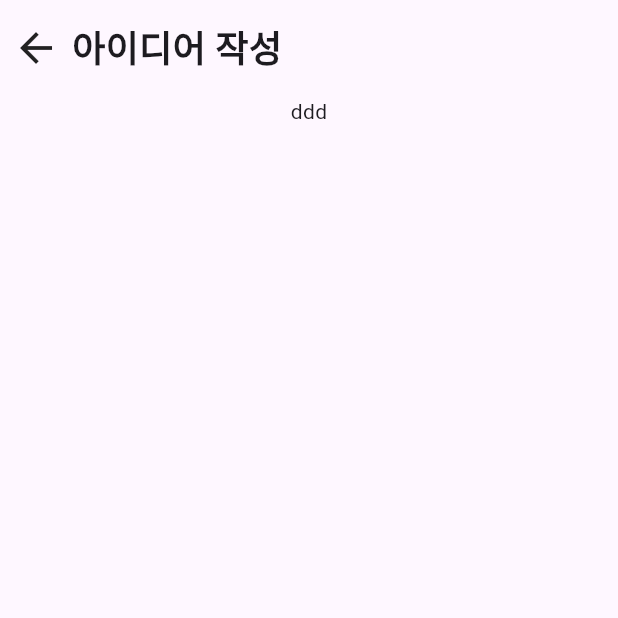
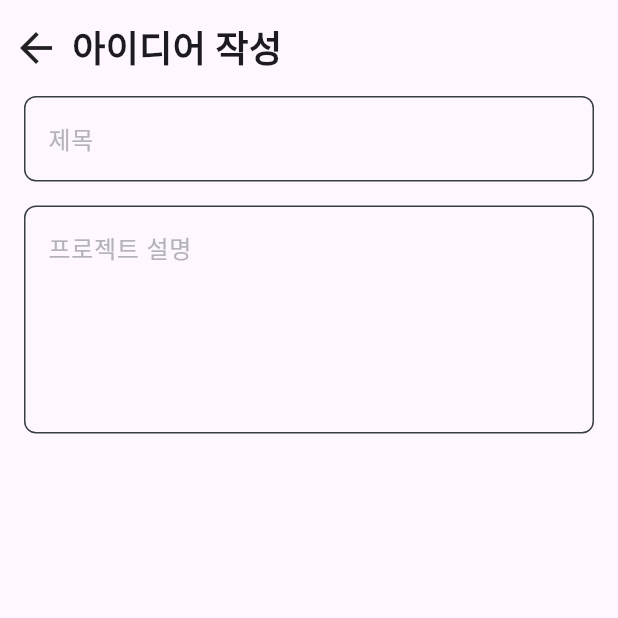
Before and after one commit to jaekyung-you/bring, a Flutter app: the IdeaWriteScreen screen opened by its route, on a phone screen of 412 x 824 dp, the top half of it. Run offline on Flutter 3.47's test engine with Material 3 defaults, Android fonts, the light colour scheme and no system bars; our stand-ins replace flutter_animate, get, smooth_page_indicator; network calls fail; Roboto replaces fonts that are missing (Pretendard).

Commit message:
공통 텍스트필드 및 텍스트폼 추가, 레이아웃 수정

```diff
--- /dev/null
+++ b/lib/common/bring_textfield.dart
@@ -0,0 +1,45 @@
+import 'package:bring/const/app_config.dart';
+import 'package:flutter/material.dart';
+
+import '../const/theme.dart';
+
+class BringTextField extends StatefulWidget {
+  final String titleText;
+  final String hintText;
+  final int maxLenth;
+
+  const BringTextField({super.key, required this.titleText, required this.hintText, required this.maxLenth});
+
+  @override
+  State<BringTextField> createState() => _BringTextFieldState();
+}
+
+class _BringTextFieldState extends State<BringTextField> {
+  final BorderRadius borderRadius = BorderRadius.circular(AppConfig.borderRadiusSub);
+
+  @override
+  Widget build(BuildContext context) {
+    return TextField(
+      maxLength: widget.maxLenth,
+      decoration: InputDecoration(
+        counterText: '',
+        hintText: widget.hintText,
+        labelText: widget.titleText,
+        labelStyle: TextStyle(color: BringColor.grey02),
+        hintStyle: TextStyle(color: BringColor.grey02),
+        enabledBorder: OutlineInputBorder(
+          borderRadius: borderRadius,
+          borderSide: BorderSide(color: BringColor.grey01),
+        ),
+        focusedBorder: OutlineInputBorder(
+          borderRadius: borderRadius,
+          borderSide: BorderSide(color: BringColor.navy02),
+        ),
+        errorBorder: OutlineInputBorder(
+          borderRadius: borderRadius,
+          borderSide: BorderSide(color: BringColor.red),
+        ),
+      ),
+    );
+  }
+}
--- /dev/null
+++ b/lib/common/bring_textformfield.dart
@@ -0,0 +1,48 @@
+import 'package:flutter/material.dart';
+
+import '../const/app_config.dart';
+import '../const/theme.dart';
+
+class BringTextformfield extends StatefulWidget {
+  final String titleText;
+  final String hintText;
+  final int maxLenth;
+
+  const BringTextformfield({super.key, required this.titleText, required this.hintText, required this.maxLenth});
+
+  @override
+  State<BringTextformfield> createState() => _BringTextformfieldState();
+}
+
+class _BringTextformfieldState extends State<BringTextformfield> {
+  final BorderRadius borderRadius = BorderRadius.circular(AppConfig.borderRadiusSub);
+
+  @override
+  Widget build(BuildContext context) {
+    return TextFormField(
+        maxLines: 5, // 여러 줄 입력 가능
+        decoration: InputDecoration(
+          hintText: widget.hintText,
+          alignLabelWithHint: true, // labelText를 입력 필드의 상단에 고정
+          labelText: widget.titleText,
+          labelStyle: TextStyle(color: BringColor.grey02),
+          hintStyle: TextStyle(color: BringColor.grey02),
+          enabledBorder: OutlineInputBorder(
+            borderRadius: borderRadius,
+            borderSide: BorderSide(color: BringColor.grey01),
+          ),
+          focusedBorder: OutlineInputBorder(
+            borderRadius: borderRadius,
+            borderSide: BorderSide(color: BringColor.navy02),
+          ),
+          errorBorder: OutlineInputBorder(
+            borderRadius: borderRadius,
+            borderSide: BorderSide(color: BringColor.red),
+          ),
+        )
+        // decoration: InputDecoration(
+        //   hintText: 'Enter your message',
+        // ),
+        );
+  }
+}
--- a/lib/const/theme.dart
+++ b/lib/const/theme.dart
@@ -1,7 +1,6 @@
 import 'dart:ui';
 
 class BringColor {
-
   static const primaryNavy = Color(0xff233B6E);
   static const navy01 = Color(0xff201E43);
   static const navy02 = Color(0xff1C3879);
@@ -16,4 +15,6 @@ class BringColor {
   static const grey05 = Color(0xffD3D6DB);
 
   static const primaryWhite = Color(0xfffff8f3);
+
+  static const red = Color(0xffff2400);
 }
--- a/lib/partner_search/screens/idea_detail_screen.dart
+++ b/lib/partner_search/screens/idea_detail_screen.dart
@@ -21,10 +21,13 @@ class IdeaDetailScreen extends StatelessWidget {
         child: Stack(
           alignment: Alignment.bottomCenter,
           children: [
-            SingleChildScrollView(
+            Column(
+              children: [
+                const BringHeader(title: '상세화면'),
+                Expanded(
+                  child: SingleChildScrollView(
                     child: Column(
                       children: [
-                  BringHeader(title: '상세화면'),
                         // 이미지 페이징뷰
                         ImagePageView(imageList: controller.imageList, height: 300),
                         // 제목
@@ -135,6 +138,9 @@ class IdeaDetailScreen extends StatelessWidget {
                       ],
                     ),
                   ),
+                ),
+              ],
+            ),
 
             // 플로팅 버튼: 채팅하기 + 찜
             Row(
--- a/lib/partner_search/screens/idea_write_screen.dart
+++ b/lib/partner_search/screens/idea_write_screen.dart
@@ -1,5 +1,9 @@
 import 'package:bring/common/bring_header.dart';
 import 'package:flutter/material.dart';
+
+import '../../common/bring_textfield.dart';
+import '../../common/bring_textformfield.dart';
+import '../../const/app_config.dart';
 
 class IdeaWriteScreen extends StatelessWidget {
   const IdeaWriteScreen({super.key});
@@ -11,7 +15,26 @@ class IdeaWriteScreen extends StatelessWidget {
         child: Column(
           children: [
             BringHeader(title: '아이디어 작성'),
-            Text('ddd')
+            Padding(
+              padding: const EdgeInsets.symmetric(horizontal: AppConfig.innerPadding),
+              child: Column(
+                children: [
+                  BringTextField(
+                    titleText: '제목',
+                    hintText: '제목을 입력해주세요 (20자 제한)',
+                    maxLenth: 20,
+                  ),
+                  const SizedBox(height: AppConfig.contentPadding),
+                  const SizedBox(height: AppConfig.contentPadding),
+                  BringTextformfield(
+                    titleText: '프로젝트 설명',
+                    hintText: '프로젝트에 대해 설명해주세요 (200자 제한)',
+                    maxLenth: 200,
+                  ),
+                  const SizedBox(height: AppConfig.contentPadding),
+                ],
+              ),
+            )
 
           ],
         ),
```
Lines whose indentation alone changed are shown as unchanged.
